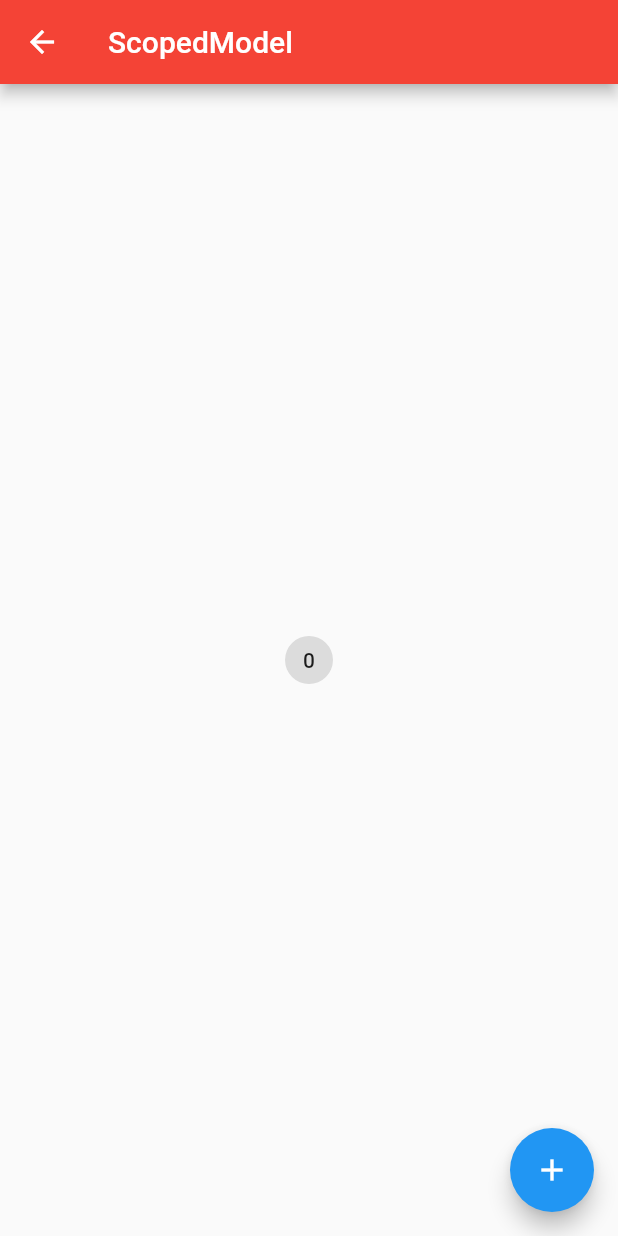
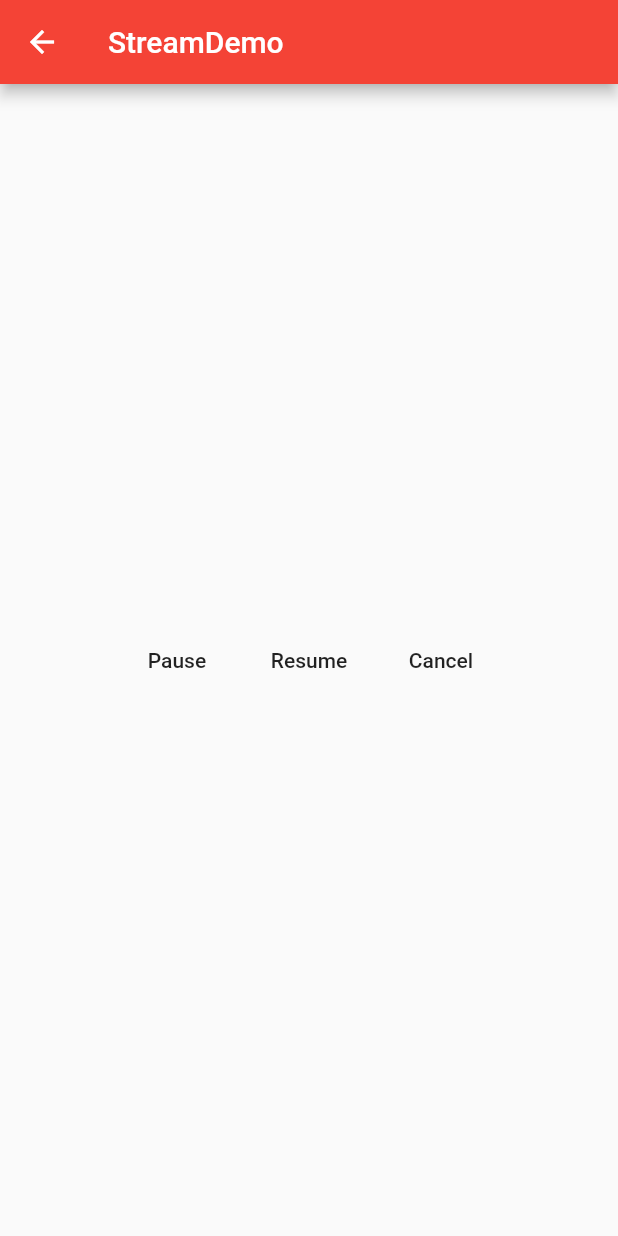
Before and after one commit to Jentlezhi/flutter_demo, a Flutter app: the screen it shows after launch, on a phone screen of 412 x 824 dp. Run offline on Flutter 3.47's test engine with Material 2 defaults, Android fonts, the phone set to English and light mode, and no system bars.

Commit message:
lister stream

```diff
--- /dev/null
+++ b/lib/demo/stream/stream_demo.dart
@@ -0,0 +1,93 @@
+import 'package:flutter/material.dart';
+import 'dart:async';
+
+class StreamDemo extends StatelessWidget {
+  @override
+  Widget build(BuildContext context) {
+    return Scaffold(
+      appBar: AppBar(
+        title: Text('StreamDemo'),
+      ),
+      body: StreamDemoHome(),
+    );
+  }
+}
+
+class StreamDemoHome extends StatefulWidget {
+  @override
+  _StreamDemoHomeState createState() => _StreamDemoHomeState();
+}
+
+class _StreamDemoHomeState extends State<StreamDemoHome> {
+
+  StreamSubscription _subscriptionDemo;
+
+  @override
+  void initState() {
+    super.initState();
+    print('Creata a stream.');
+    Stream<String> _streamDemo = Stream.fromFuture(fetchData());
+    print('Strat listening on a stream.');
+    _subscriptionDemo = _streamDemo.listen(onData,onError: onError, onDone:onDone);
+    print('Initialize completed.');
+  }
+
+  void onData(String data){
+    print('$data');
+  }
+
+  void onError(error){
+    print('Error:$error');
+  }
+
+  void onDone(){
+    print('Done!');
+  }
+
+  Future<String> fetchData() async {
+    await Future.delayed(Duration(seconds: 5));
+    // throw 'Something error.';
+    return 'Hello!';
+  }
+
+  void _pauseStream(){
+    print('Pause subsciption');
+    _subscriptionDemo.pause();
+  }
+
+  void _resumeStream(){
+    print('Resume subsciption');
+    _subscriptionDemo.resume();
+  }
+
+///取消订阅没法再恢复
+  void _cancelStream(){
+    print('Cancel subsciption');
+    _subscriptionDemo.cancel();
+  }
+
+  @override
+  Widget build(BuildContext context) {
+    return Center(
+      child: Container(
+        child: Row(
+          mainAxisAlignment: MainAxisAlignment.center,
+          children: <Widget>[
+            FlatButton(
+              child: Text('Pause'),
+              onPressed: _pauseStream,
+            ),
+            FlatButton(
+              child: Text('Resume'),
+              onPressed: _resumeStream,
+            ),
+            FlatButton(
+              child: Text('Cancel'),
+              onPressed: _cancelStream,
+            ),
+          ],
+        ),
+      ),
+    );
+  }
+}
--- a/lib/main.dart
+++ b/lib/main.dart
@@ -20,6 +20,7 @@ import 'demo/sliver_demo.dart';
 import 'demo/state/scoped_model_demo.dart';
 import 'demo/state/state_management_demo.dart';
 import 'demo/stepper_demo.dart';
+import 'demo/stream/stream_demo.dart';
 import 'demo/view_demo.dart';
 
 void main() => runApp(MyApp());
@@ -37,7 +38,7 @@ class MyApp extends StatelessWidget {
       child: MaterialApp(
       /// 脚手架
           // home: NavigatorDemo(),
-          initialRoute: '/scoped_state_management',
+          initialRoute: '/stream',
           routes: {
             '/':(BuildContext context) => BottomSheetDialog(),
             '/list':(BuildContext context) => ListViewDemo(),
@@ -50,7 +51,7 @@ class MyApp extends StatelessWidget {
             '/stepper': (BuildContext context) => StepperDemo(),
             '/state_management': (BuildContext context) => StateManageMentDemo(),
             '/scoped_state_management': (BuildContext context) => ScopedModelStateManageMent(),
-
+            '/stream': (BuildContext context) => StreamDemo(),
           },
       //  home: Scaffold(
       //    appBar: AppBar(
```
